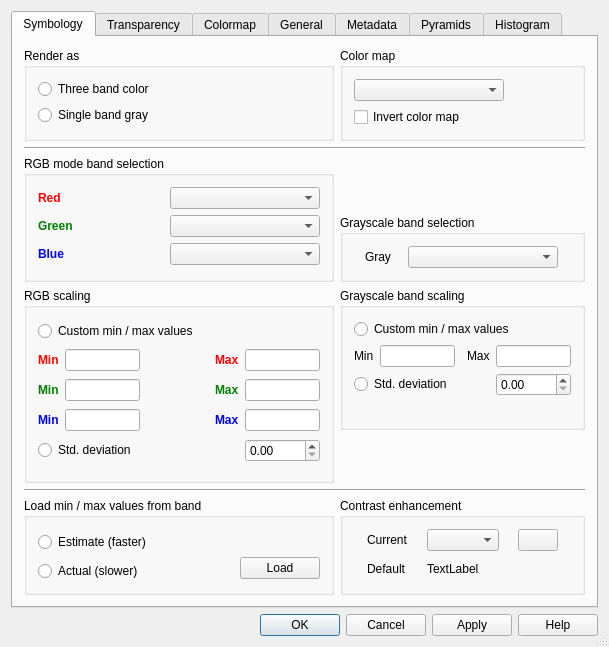
Old version of the form src/ui/qgsrasterlayerpropertiesbase.ui in the repository kadas-albireo/kadas-albireo.
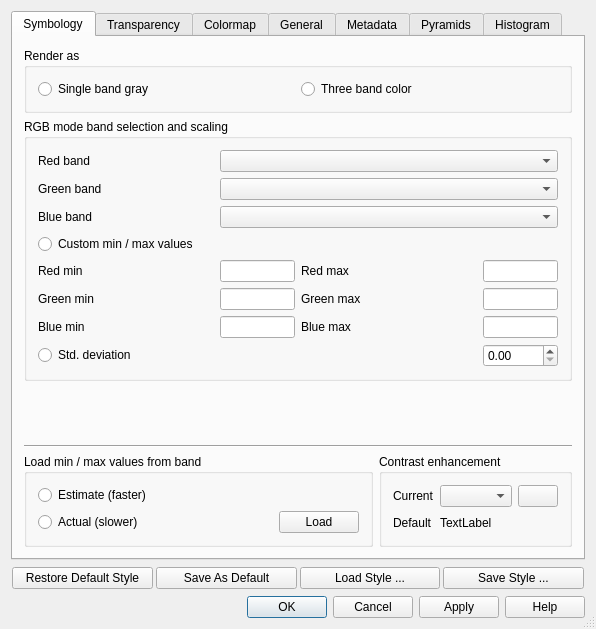
New version of the form. The open tabs and pages were chosen to show the change. Icons and pictures are not drawn.

Commit message: Further work on ui cleanups and useability:  - in unique value and graduated symbol dialogs, show symbol previews in classification lists  - tidy up for raster props dialog (PeteE I finally capitulated and used a stack widget)  - use a label instead of a textbrowser in detailed item widget

```diff
--- a/src/ui/qgsrasterlayerpropertiesbase.ui
+++ b/src/ui/qgsrasterlayerpropertiesbase.ui
@@ -5,8 +5,8 @@
    <rect>
     <x>0</x>
     <y>0</y>
-    <width>609</width>
-    <height>647</height>
+    <width>596</width>
+    <height>629</height>
    </rect>
   </property>
   <property name="windowTitle" >
@@ -32,130 +32,74 @@
        <string>Symbology</string>
       </attribute>
       <layout class="QGridLayout" >
-       <item row="0" column="0" >
+       <item row="0" column="0" colspan="2" >
         <widget class="QGroupBox" name="groupBox_3" >
          <property name="title" >
           <string>Render as</string>
          </property>
          <layout class="QGridLayout" >
           <item row="0" column="0" >
-           <widget class="QRadioButton" name="rbtnThreeBand" >
-            <property name="text" >
-             <string>Three band color</string>
-            </property>
-           </widget>
-          </item>
-          <item row="1" column="0" >
            <widget class="QRadioButton" name="rbtnSingleBand" >
             <property name="text" >
              <string>Single band gray</string>
             </property>
            </widget>
           </item>
-         </layout>
-        </widget>
-       </item>
        <item row="0" column="1" >
-        <widget class="QGroupBox" name="groupBox_5" >
-         <property name="title" >
-          <string>Color map</string>
-         </property>
-         <layout class="QVBoxLayout" >
-          <item>
-           <widget class="QComboBox" name="cboxColorMap" >
+           <widget class="QRadioButton" name="rbtnThreeBand" >
+            <property name="text" >
+             <string>Three band color</string>
+            </property>
+           </widget>
+          </item>
+         </layout>
+        </widget>
+       </item>
+       <item row="1" column="0" colspan="2" >
+        <widget class="QStackedWidget" name="stackedWidget" >
             <property name="sizePolicy" >
-             <sizepolicy vsizetype="Fixed" hsizetype="Fixed" >
+          <sizepolicy vsizetype="Minimum" hsizetype="Expanding" >
               <horstretch>0</horstretch>
               <verstretch>0</verstretch>
              </sizepolicy>
             </property>
-            <property name="minimumSize" >
-             <size>
-              <width>150</width>
-              <height>0</height>
-             </size>
-            </property>
-           </widget>
-          </item>
-          <item>
-           <widget class="QCheckBox" name="cboxInvertColorMap" >
-            <property name="text" >
-             <string>Invert color map</string>
-            </property>
-           </widget>
-          </item>
-         </layout>
-        </widget>
-       </item>
-       <item row="1" column="0" colspan="2" >
-        <widget class="Line" name="line_2" >
-         <property name="orientation" >
-          <enum>Qt::Horizontal</enum>
-         </property>
-        </widget>
-       </item>
-       <item rowspan="2" row="2" column="0" >
+         <property name="currentIndex" >
+          <number>1</number>
+         </property>
+         <widget class="QWidget" name="rgb" >
+          <layout class="QGridLayout" >
+           <property name="leftMargin" >
+            <number>0</number>
+           </property>
+           <property name="topMargin" >
+            <number>0</number>
+           </property>
+           <property name="rightMargin" >
+            <number>0</number>
+           </property>
+           <property name="bottomMargin" >
+            <number>0</number>
+           </property>
+           <item row="0" column="0" >
         <widget class="QGroupBox" name="grpRgbBands" >
          <property name="title" >
-          <string>RGB mode band selection</string>
+              <string>RGB mode band selection and scaling</string>
          </property>
          <layout class="QGridLayout" >
-          <item row="2" column="0" >
-           <widget class="QLabel" name="lblBlue" >
-            <property name="text" >
-             <string>&lt;b>&lt;font color='blue'>Blue&lt;/font>&lt;/b></string>
-            </property>
-            <property name="buddy" >
-             <cstring>cboBlue</cstring>
-            </property>
-           </widget>
-          </item>
-          <item row="1" column="0" >
-           <widget class="QLabel" name="lblGreen" >
-            <property name="text" >
-             <string>&lt;b>&lt;font color='green'>Green&lt;/font>&lt;/b></string>
-            </property>
-            <property name="buddy" >
-             <cstring>cboGreen</cstring>
-            </property>
-           </widget>
-          </item>
           <item row="0" column="0" >
            <widget class="QLabel" name="lblRed" >
             <property name="text" >
-             <string>&lt;b>&lt;font color='red'>Red&lt;/font>&lt;/b></string>
+                 <string>Red band</string>
             </property>
             <property name="buddy" >
              <cstring>cboRed</cstring>
             </property>
            </widget>
           </item>
-          <item row="2" column="1" >
-           <widget class="QComboBox" name="cboBlue" >
-            <property name="sizePolicy" >
-             <sizepolicy vsizetype="Fixed" hsizetype="Fixed" >
-              <horstretch>0</horstretch>
-              <verstretch>0</verstretch>
-             </sizepolicy>
-            </property>
-            <property name="minimumSize" >
-             <size>
-              <width>150</width>
-              <height>0</height>
-             </size>
-            </property>
-            <property name="baseSize" >
-             <size>
-              <width>100</width>
-              <height>0</height>
-             </size>
-            </property>
-           </widget>
-          </item>
-          <item row="0" column="1" >
+              <item row="0" column="1" colspan="3" >
            <widget class="QComboBox" name="cboRed" >
             <property name="sizePolicy" >
-             <sizepolicy vsizetype="Fixed" hsizetype="Fixed" >
+                 <sizepolicy vsizetype="Fixed" hsizetype="Expanding" >
               <horstretch>0</horstretch>
               <verstretch>0</verstretch>
              </sizepolicy>
@@ -174,10 +118,20 @@
             </property>
            </widget>
           </item>
-          <item row="1" column="1" >
+              <item row="1" column="0" >
+               <widget class="QLabel" name="lblGreen" >
+                <property name="text" >
+                 <string>Green band</string>
+                </property>
+                <property name="buddy" >
+                 <cstring>cboGreen</cstring>
+                </property>
+               </widget>
+              </item>
+              <item row="1" column="1" colspan="3" >
            <widget class="QComboBox" name="cboGreen" >
             <property name="sizePolicy" >
-             <sizepolicy vsizetype="Fixed" hsizetype="Fixed" >
+                 <sizepolicy vsizetype="Fixed" hsizetype="Expanding" >
               <horstretch>0</horstretch>
               <verstretch>0</verstretch>
              </sizepolicy>
@@ -196,51 +150,20 @@
             </property>
            </widget>
           </item>
-         </layout>
-        </widget>
-       </item>
-       <item row="2" column="1" >
-        <spacer>
-         <property name="orientation" >
-          <enum>Qt::Vertical</enum>
-         </property>
-         <property name="sizeHint" >
-          <size>
-           <width>20</width>
-           <height>40</height>
-          </size>
-         </property>
-        </spacer>
-       </item>
-       <item row="3" column="1" >
-        <widget class="QGroupBox" name="grpGrayBand" >
-         <property name="title" >
-          <string>Grayscale band selection</string>
-         </property>
-         <layout class="QGridLayout" >
-          <property name="horizontalSpacing" >
-           <number>6</number>
-          </property>
-          <property name="verticalSpacing" >
-           <number>6</number>
-          </property>
-          <item row="0" column="0" >
-           <widget class="QLabel" name="label" >
-            <property name="sizePolicy" >
-             <sizepolicy vsizetype="Fixed" hsizetype="Fixed" >
-              <horstretch>0</horstretch>
-              <verstretch>0</verstretch>
-             </sizepolicy>
-            </property>
+              <item row="2" column="0" >
+               <widget class="QLabel" name="lblBlue" >
             <property name="text" >
-             <string>Gray</string>
+                 <string>Blue band</string>
+                </property>
+                <property name="buddy" >
+                 <cstring>cboBlue</cstring>
             </property>
            </widget>
           </item>
-          <item row="0" column="1" >
-           <widget class="QComboBox" name="cboGray" >
+              <item row="2" column="1" colspan="3" >
+               <widget class="QComboBox" name="cboBlue" >
             <property name="sizePolicy" >
-             <sizepolicy vsizetype="Fixed" hsizetype="Fixed" >
+                 <sizepolicy vsizetype="Fixed" hsizetype="Expanding" >
               <horstretch>0</horstretch>
               <verstretch>0</verstretch>
              </sizepolicy>
@@ -251,119 +174,38 @@
               <height>0</height>
              </size>
             </property>
-           </widget>
-          </item>
-         </layout>
-        </widget>
-       </item>
-       <item rowspan="2" row="4" column="0" >
-        <widget class="QGroupBox" name="grpRgbScaling" >
-         <property name="title" >
-          <string>RGB scaling</string>
-         </property>
-         <layout class="QGridLayout" >
-          <item row="3" column="3" >
-           <widget class="QLabel" name="lblBlueMax" >
-            <property name="text" >
-             <string>&lt;b>&lt;font color='blue'>Max&lt;/font>&lt;/b></string>
-            </property>
-           </widget>
-          </item>
-          <item row="4" column="0" colspan="2" >
-           <widget class="QRadioButton" name="rbtnThreeBandStdDev" >
-            <property name="text" >
-             <string>Std. deviation</string>
-            </property>
-           </widget>
-          </item>
-          <item row="0" column="0" colspan="5" >
+                <property name="baseSize" >
+                 <size>
+                  <width>100</width>
+                  <height>0</height>
+                 </size>
+                </property>
+               </widget>
+              </item>
+              <item row="3" column="0" colspan="2" >
            <widget class="QRadioButton" name="rbtnThreeBandMinMax" >
             <property name="text" >
              <string>Custom min / max values</string>
             </property>
            </widget>
           </item>
-          <item row="2" column="4" >
-           <widget class="QLineEdit" name="leGreenMax" >
-            <property name="sizePolicy" >
-             <sizepolicy vsizetype="Fixed" hsizetype="Fixed" >
-              <horstretch>0</horstretch>
-              <verstretch>0</verstretch>
-             </sizepolicy>
-            </property>
-            <property name="maximumSize" >
-             <size>
-              <width>75</width>
-              <height>16777215</height>
-             </size>
-            </property>
-            <property name="baseSize" >
-             <size>
-              <width>0</width>
-              <height>0</height>
-             </size>
-            </property>
-            <property name="maxLength" >
-             <number>16</number>
-            </property>
-           </widget>
-          </item>
-          <item row="2" column="0" >
-           <widget class="QLabel" name="lblGreenMin" >
-            <property name="sizePolicy" >
-             <sizepolicy vsizetype="Fixed" hsizetype="Fixed" >
-              <horstretch>0</horstretch>
-              <verstretch>0</verstretch>
-             </sizepolicy>
-            </property>
-            <property name="text" >
-             <string>&lt;b>&lt;font color='green'>Min&lt;/font>&lt;/b></string>
-            </property>
-           </widget>
-          </item>
-          <item row="2" column="3" >
-           <widget class="QLabel" name="lblGreenMax" >
-            <property name="sizePolicy" >
-             <sizepolicy vsizetype="Fixed" hsizetype="Fixed" >
-              <horstretch>0</horstretch>
-              <verstretch>0</verstretch>
-             </sizepolicy>
-            </property>
-            <property name="text" >
-             <string>&lt;b>&lt;font color='green'>Max&lt;/font>&lt;/b></string>
-            </property>
-           </widget>
-          </item>
-          <item row="1" column="0" >
+              <item row="4" column="0" >
            <widget class="QLabel" name="lblRedMin" >
             <property name="sizePolicy" >
-             <sizepolicy vsizetype="Fixed" hsizetype="Fixed" >
+                 <sizepolicy vsizetype="Minimum" hsizetype="MinimumExpanding" >
               <horstretch>0</horstretch>
               <verstretch>0</verstretch>
              </sizepolicy>
             </property>
             <property name="text" >
-             <string>&lt;b>&lt;font color='red'>Min&lt;/font>&lt;/b></string>
+                 <string>Red min</string>
             </property>
            </widget>
           </item>
-          <item row="3" column="2" >
-           <spacer>
-            <property name="orientation" >
-             <enum>Qt::Horizontal</enum>
-            </property>
-            <property name="sizeHint" >
-             <size>
-              <width>21</width>
-              <height>20</height>
-             </size>
-            </property>
-           </spacer>
-          </item>
-          <item row="1" column="4" >
-           <widget class="QLineEdit" name="leRedMax" >
+              <item row="4" column="1" >
+               <widget class="QLineEdit" name="leRedMin" >
             <property name="sizePolicy" >
-             <sizepolicy vsizetype="Fixed" hsizetype="Fixed" >
+                 <sizepolicy vsizetype="Minimum" hsizetype="Expanding" >
               <horstretch>0</horstretch>
               <verstretch>0</verstretch>
              </sizepolicy>
@@ -385,40 +227,65 @@
             </property>
            </widget>
           </item>
-          <item row="1" column="3" >
+              <item row="4" column="2" >
            <widget class="QLabel" name="lblRedMax" >
             <property name="sizePolicy" >
-             <sizepolicy vsizetype="Fixed" hsizetype="Fixed" >
+                 <sizepolicy vsizetype="Minimum" hsizetype="MinimumExpanding" >
               <horstretch>0</horstretch>
               <verstretch>0</verstretch>
              </sizepolicy>
             </property>
             <property name="text" >
-             <string>&lt;b>&lt;font color='red'>Max&lt;/font>&lt;/b></string>
+                 <string>Red max</string>
             </property>
            </widget>
           </item>
-          <item row="2" column="2" >
-           <spacer>
-            <property name="orientation" >
-             <enum>Qt::Horizontal</enum>
-            </property>
-            <property name="sizeHint" >
+              <item row="4" column="3" >
+               <widget class="QLineEdit" name="leRedMax" >
+                <property name="sizePolicy" >
+                 <sizepolicy vsizetype="Minimum" hsizetype="Expanding" >
+                  <horstretch>0</horstretch>
+                  <verstretch>0</verstretch>
+                 </sizepolicy>
+                </property>
+                <property name="maximumSize" >
              <size>
-              <width>21</width>
-              <height>20</height>
-             </size>
-            </property>
-           </spacer>
-          </item>
-          <item row="3" column="4" >
-           <widget class="QLineEdit" name="leBlueMax" >
+                  <width>75</width>
+                  <height>16777215</height>
+                 </size>
+                </property>
+                <property name="baseSize" >
+                 <size>
+                  <width>0</width>
+                  <height>0</height>
+                 </size>
+                </property>
+                <property name="maxLength" >
+                 <number>16</number>
+                </property>
+               </widget>
+              </item>
+              <item row="5" column="0" >
+               <widget class="QLabel" name="lblGreenMin" >
             <property name="sizePolicy" >
-             <sizepolicy vsizetype="Fixed" hsizetype="Fixed" >
+                 <sizepolicy vsizetype="Minimum" hsizetype="MinimumExpanding" >
               <horstretch>0</horstretch>
               <verstretch>0</verstretch>
              </sizepolicy>
             </property>
+                <property name="text" >
+                 <string>Green min</string>
+                </property>
+               </widget>
+              </item>
+              <item row="5" column="1" >
+               <widget class="QLineEdit" name="leGreenMin" >
+                <property name="sizePolicy" >
+                 <sizepolicy vsizetype="Minimum" hsizetype="Expanding" >
+                  <horstretch>0</horstretch>
+                  <verstretch>0</verstretch>
+                 </sizepolicy>
+                </property>
             <property name="maximumSize" >
              <size>
               <width>75</width>
@@ -436,14 +303,27 @@
             </property>
            </widget>
           </item>
-          <item row="3" column="1" >
-           <widget class="QLineEdit" name="leBlueMin" >
+              <item row="5" column="2" >
+               <widget class="QLabel" name="lblGreenMax" >
             <property name="sizePolicy" >
-             <sizepolicy vsizetype="Fixed" hsizetype="Fixed" >
+                 <sizepolicy vsizetype="Minimum" hsizetype="MinimumExpanding" >
               <horstretch>0</horstretch>
               <verstretch>0</verstretch>
              </sizepolicy>
             </property>
+                <property name="text" >
+                 <string>Green max</string>
+                </property>
+               </widget>
+              </item>
+              <item row="5" column="3" >
+               <widget class="QLineEdit" name="leGreenMax" >
+                <property name="sizePolicy" >
+                 <sizepolicy vsizetype="Minimum" hsizetype="Expanding" >
+                  <horstretch>0</horstretch>
+                  <verstretch>0</verstretch>
+                 </sizepolicy>
+                </property>
             <property name="maximumSize" >
              <size>
               <width>75</width>
@@ -461,40 +341,65 @@
             </property>
            </widget>
           </item>
-          <item row="3" column="0" >
+              <item row="6" column="0" >
            <widget class="QLabel" name="lblBlueMin" >
             <property name="sizePolicy" >
-             <sizepolicy vsizetype="Fixed" hsizetype="Fixed" >
+                 <sizepolicy vsizetype="Minimum" hsizetype="MinimumExpanding" >
               <horstretch>0</horstretch>
               <verstretch>0</verstretch>
              </sizepolicy>
             </property>
             <property name="text" >
-             <string>&lt;b>&lt;font color='blue'>Min&lt;/font>&lt;/b></string>
+                 <string>Blue min</string>
             </property>
            </widget>
           </item>
-          <item row="1" column="2" >
-           <spacer>
-            <property name="orientation" >
-             <enum>Qt::Horizontal</enum>
-            </property>
-            <property name="sizeHint" >
+              <item row="6" column="1" >
+               <widget class="QLineEdit" name="leBlueMin" >
+                <property name="sizePolicy" >
+                 <sizepolicy vsizetype="Minimum" hsizetype="Expanding" >
+                  <horstretch>0</horstretch>
+                  <verstretch>0</verstretch>
+                 </sizepolicy>
+                </property>
+                <property name="maximumSize" >
              <size>
-              <width>21</width>
-              <height>20</height>
-             </size>
-            </property>
-           </spacer>
-          </item>
-          <item row="1" column="1" >
-           <widget class="QLineEdit" name="leRedMin" >
+                  <width>75</width>
+                  <height>16777215</height>
+                 </size>
+                </property>
+                <property name="baseSize" >
+                 <size>
+                  <width>0</width>
+                  <height>0</height>
+                 </size>
+                </property>
+                <property name="maxLength" >
+                 <number>16</number>
+                </property>
+               </widget>
+              </item>
+              <item row="6" column="2" >
+               <widget class="QLabel" name="lblBlueMax" >
             <property name="sizePolicy" >
-             <sizepolicy vsizetype="Fixed" hsizetype="Fixed" >
+                 <sizepolicy vsizetype="Minimum" hsizetype="MinimumExpanding" >
               <horstretch>0</horstretch>
               <verstretch>0</verstretch>
              </sizepolicy>
             </property>
+                <property name="text" >
+                 <string>Blue max</string>
+                </property>
+               </widget>
+              </item>
+              <item row="6" column="3" >
+               <widget class="QLineEdit" name="leBlueMax" >
+                <property name="sizePolicy" >
+                 <sizepolicy vsizetype="Minimum" hsizetype="Expanding" >
+                  <horstretch>0</horstretch>
+                  <verstretch>0</verstretch>
+                 </sizepolicy>
+                </property>
             <property name="maximumSize" >
              <size>
               <width>75</width>
@@ -512,20 +417,14 @@
             </property>
            </widget>
           </item>
-          <item row="4" column="2" colspan="2" >
-           <spacer>
-            <property name="orientation" >
-             <enum>Qt::Horizontal</enum>
-            </property>
-            <property name="sizeHint" >
-             <size>
-              <width>40</width>
-              <height>20</height>
-             </size>
-            </property>
-           </spacer>
-          </item>
-          <item row="4" column="4" >
+              <item row="7" column="0" colspan="2" >
+               <widget class="QRadioButton" name="rbtnThreeBandStdDev" >
+                <property name="text" >
+                 <string>Std. deviation</string>
+                </property>
+               </widget>
+              </item>
+              <item row="7" column="3" >
            <widget class="QDoubleSpinBox" name="sboxThreeBandStdDev" >
             <property name="maximum" >
              <double>10.000000000000000</double>
@@ -538,42 +437,33 @@
             </property>
            </widget>
           </item>
-          <item row="2" column="1" >
-           <widget class="QLineEdit" name="leGreenMin" >
-            <property name="sizePolicy" >
-             <sizepolicy vsizetype="Fixed" hsizetype="Fixed" >
-              <horstretch>0</horstretch>
-              <verstretch>0</verstretch>
-             </sizepolicy>
-            </property>
-            <property name="maximumSize" >
-             <size>
-              <width>75</width>
-              <height>16777215</height>
-             </size>
-            </property>
-            <property name="baseSize" >
-             <size>
-              <width>0</width>
-              <height>0</height>
-             </size>
-            </property>
-            <property name="maxLength" >
-             <number>16</number>
-            </property>
+             </layout>
            </widget>
           </item>
          </layout>
         </widget>
-       </item>
-       <item row="4" column="1" >
-        <widget class="QGroupBox" name="grpGrayScaling" >
+         <widget class="QWidget" name="gray" >
+          <layout class="QGridLayout" >
+           <property name="leftMargin" >
+            <number>0</number>
+           </property>
+           <property name="topMargin" >
+            <number>0</number>
+           </property>
+           <property name="rightMargin" >
+            <number>0</number>
+           </property>
+           <property name="bottomMargin" >
+            <number>0</number>
+           </property>
+           <item row="0" column="0" >
+            <widget class="QGroupBox" name="groupBox_5" >
          <property name="title" >
-          <string>Grayscale band scaling</string>
+              <string>Single band properties</string>
          </property>
          <layout class="QGridLayout" >
-          <item row="3" column="0" colspan="5" >
-           <widget class="QLabel" name="lblMinMaxEstimateWarning" >
+              <item row="0" column="0" >
+               <widget class="QLabel" name="label" >
             <property name="sizePolicy" >
              <sizepolicy vsizetype="Preferred" hsizetype="Expanding" >
               <horstretch>0</horstretch>
@@ -581,11 +471,83 @@
              </sizepolicy>
             </property>
             <property name="text" >
-             <string/>
+                 <string>Gray band</string>
             </property>
            </widget>
           </item>
-          <item row="1" column="1" >
+              <item row="0" column="1" colspan="6" >
+               <widget class="QComboBox" name="cboGray" >
+                <property name="sizePolicy" >
+                 <sizepolicy vsizetype="Fixed" hsizetype="Expanding" >
+                  <horstretch>0</horstretch>
+                  <verstretch>0</verstretch>
+                 </sizepolicy>
+                </property>
+                <property name="minimumSize" >
+                 <size>
+                  <width>150</width>
+                  <height>0</height>
+                 </size>
+                </property>
+               </widget>
+              </item>
+              <item row="1" column="0" >
+               <widget class="QLabel" name="label_5" >
+                <property name="text" >
+                 <string>Color map</string>
+                </property>
+               </widget>
+              </item>
+              <item row="1" column="1" colspan="6" >
+               <widget class="QComboBox" name="cboxColorMap" >
+                <property name="sizePolicy" >
+                 <sizepolicy vsizetype="Fixed" hsizetype="Expanding" >
+                  <horstretch>0</horstretch>
+                  <verstretch>0</verstretch>
+                 </sizepolicy>
+                </property>
+                <property name="minimumSize" >
+                 <size>
+                  <width>150</width>
+                  <height>0</height>
+                 </size>
+                </property>
+               </widget>
+              </item>
+              <item row="2" column="1" colspan="6" >
+               <widget class="QCheckBox" name="cboxInvertColorMap" >
+                <property name="sizePolicy" >
+                 <sizepolicy vsizetype="Fixed" hsizetype="Expanding" >
+                  <horstretch>0</horstretch>
+                  <verstretch>0</verstretch>
+                 </sizepolicy>
+                </property>
+                <property name="text" >
+                 <string>Invert color map</string>
+                </property>
+               </widget>
+              </item>
+              <item row="3" column="0" colspan="2" >
+               <widget class="QRadioButton" name="rbtnSingleBandMinMax" >
+                <property name="text" >
+                 <string>Custom min / max values</string>
+                </property>
+               </widget>
+              </item>
+              <item row="3" column="3" >
+               <widget class="QLabel" name="lblGrayMin" >
+                <property name="sizePolicy" >
+                 <sizepolicy vsizetype="Fixed" hsizetype="Fixed" >
+                  <horstretch>0</horstretch>
+                  <verstretch>0</verstretch>
+                 </sizepolicy>
+                </property>
+                <property name="text" >
+                 <string>Min</string>
+                </property>
+               </widget>
+              </item>
+              <item row="3" column="4" >
            <widget class="QLineEdit" name="leGrayMin" >
             <property name="sizePolicy" >
              <sizepolicy vsizetype="Fixed" hsizetype="Fixed" >
@@ -610,45 +572,7 @@
             </property>
            </widget>
           </item>
-          <item row="2" column="4" >
-           <widget class="QDoubleSpinBox" name="sboxSingleBandStdDev" >
-            <property name="maximum" >
-             <double>10.000000000000000</double>
-            </property>
-            <property name="singleStep" >
-             <double>0.100000000000000</double>
-            </property>
-            <property name="value" >
-             <double>0.000000000000000</double>
-            </property>
-           </widget>
-          </item>
-          <item row="1" column="4" >
-           <widget class="QLineEdit" name="leGrayMax" >
-            <property name="sizePolicy" >
-             <sizepolicy vsizetype="Fixed" hsizetype="Fixed" >
-              <horstretch>0</horstretch>
-              <verstretch>0</verstretch>
-             </sizepolicy>
-            </property>
-            <property name="maximumSize" >
-             <size>
-              <width>75</width>
-              <height>16777215</height>
-             </size>
-            </property>
-            <property name="baseSize" >
-             <size>
-              <width>0</width>
-              <height>0</height>
-             </size>
-            </property>
-            <property name="maxLength" >
-             <number>16</number>
-            </property>
-           </widget>
-          </item>
-          <item row="1" column="3" >
+              <item row="3" column="5" >
            <widget class="QLabel" name="lblGrayMax" >
             <property name="sizePolicy" >
              <sizepolicy vsizetype="Fixed" hsizetype="Fixed" >
@@ -661,48 +585,53 @@
             </property>
            </widget>
           </item>
-          <item row="1" column="2" >
-           <spacer>
-            <property name="orientation" >
-             <enum>Qt::Horizontal</enum>
-            </property>
-            <property name="sizeHint" >
+              <item row="3" column="6" >
+               <widget class="QLineEdit" name="leGrayMax" >
+                <property name="sizePolicy" >
+                 <sizepolicy vsizetype="Fixed" hsizetype="Fixed" >
+                  <horstretch>0</horstretch>
+                  <verstretch>0</verstretch>
+                 </sizepolicy>
+                </property>
+                <property name="maximumSize" >
              <size>
-              <width>21</width>
-              <height>20</height>
-             </size>
-            </property>
-           </spacer>
-          </item>
-          <item row="2" column="0" colspan="2" >
+                  <width>75</width>
+                  <height>16777215</height>
+                 </size>
+                </property>
+                <property name="baseSize" >
+                 <size>
+                  <width>0</width>
+                  <height>0</height>
+                 </size>
+                </property>
+                <property name="maxLength" >
+                 <number>16</number>
+                </property>
+               </widget>
+              </item>
+              <item row="4" column="0" colspan="3" >
            <widget class="QRadioButton" name="rbtnSingleBandStdDev" >
             <property name="text" >
-             <string>Std. deviation</string>
+                 <string>Use standard deviation</string>
             </property>
            </widget>
           </item>
-          <item row="0" column="0" colspan="5" >
-           <widget class="QRadioButton" name="rbtnSingleBandMinMax" >
-            <property name="text" >
-             <string>Custom min / max values</string>
-            </property>
-           </widget>
-          </item>
-          <item row="2" column="2" colspan="2" >
-           <spacer>
-            <property name="orientation" >
-             <enum>Qt::Horizontal</enum>
-            </property>
-            <property name="sizeHint" >
-             <size>
-              <width>40</width>
-              <height>20</height>
-             </size>
-            </property>
-           </spacer>
-          </item>
-          <item row="1" column="0" >
-           <widget class="QLabel" name="lblGrayMin" >
+              <item row="4" column="4" >
+               <widget class="QDoubleSpinBox" name="sboxSingleBandStdDev" >
+                <property name="maximum" >
+                 <double>10.000000000000000</double>
+                </property>
+                <property name="singleStep" >
+                 <double>0.100000000000000</double>
+                </property>
+                <property name="value" >
+                 <double>0.000000000000000</double>
+                </property>
+               </widget>
+              </item>
+              <item row="5" column="0" colspan="7" >
+               <widget class="QLabel" name="lblMinMaxEstimateWarning" >
             <property name="sizePolicy" >
              <sizepolicy vsizetype="Fixed" hsizetype="Fixed" >
               <horstretch>0</horstretch>
@@ -717,33 +646,24 @@
          </layout>
         </widget>
        </item>
-       <item row="5" column="1" >
-        <spacer>
-         <property name="orientation" >
-          <enum>Qt::Vertical</enum>
-         </property>
-         <property name="sizeHint" >
-          <size>
-           <width>20</width>
-           <height>40</height>
-          </size>
-         </property>
-        </spacer>
+          </layout>
+         </widget>
+        </widget>
        </item>
-       <item row="6" column="0" colspan="2" >
+       <item row="3" column="0" colspan="2" >
         <widget class="Line" name="line" >
          <property name="orientation" >
           <enum>Qt::Horizontal</enum>
          </property>
         </widget>
        </item>
-       <item row="7" column="0" >
+       <item row="4" column="0" >
         <widget class="QGroupBox" name="groupBox_2" >
          <property name="title" >
           <string>Load min / max values from band</string>
          </property>
          <layout class="QGridLayout" >
-          <item rowspan="2" row="0" column="0" >
+          <item row="0" column="0" >
            <widget class="QRadioButton" name="rbtnEstimateMinMax" >
             <property name="text" >
              <string>Estimate (faster)</string>
@@ -757,13 +677,20 @@
             </property>
             <property name="sizeHint" >
              <size>
-              <width>201</width>
+              <width>81</width>
               <height>20</height>
              </size>
             </property>
            </spacer>
           </item>
-          <item rowspan="2" row="1" column="1" >
+          <item row="1" column="0" >
+           <widget class="QRadioButton" name="rbtnActualMinMax" >
+            <property name="text" >
+             <string>Actual (slower)</string>
+            </property>
+           </widget>
+          </item>
+          <item row="1" column="1" >
            <spacer>
             <property name="orientation" >
              <enum>Qt::Horizontal</enum>
@@ -776,24 +703,17 @@
             </property>
            </spacer>
           </item>
-          <item rowspan="2" row="1" column="2" >
+          <item row="1" column="2" >
            <widget class="QPushButton" name="pbtnLoadMinMax" >
             <property name="text" >
              <string>Load</string>
             </property>
            </widget>
           </item>
-          <item row="2" column="0" >
-           <widget class="QRadioButton" name="rbtnActualMinMax" >
-            <property name="text" >
-             <string>Actual (slower)</string>
-            </property>
-           </widget>
-          </item>
          </layout>
         </widget>
        </item>
-       <item row="7" column="1" >
+       <item row="4" column="1" >
         <widget class="QGroupBox" name="groupBox_8" >
          <property name="title" >
           <string>Contrast enhancement</string>
@@ -870,6 +790,19 @@
          </layout>
         </widget>
        </item>
+       <item row="2" column="0" >
+        <spacer>
+         <property name="orientation" >
+          <enum>Qt::Vertical</enum>
+         </property>
+         <property name="sizeHint" >
+          <size>
+           <width>20</width>
+           <height>0</height>
+          </size>
+         </property>
+        </spacer>
+       </item>
       </layout>
      </widget>
      <widget class="QWidget" name="tabPageTransparency" >
@@ -2067,6 +2000,53 @@
     </widget>
    </item>
    <item row="1" column="0" >
+    <layout class="QHBoxLayout" >
+     <property name="spacing" >
+      <number>3</number>
+     </property>
+     <property name="leftMargin" >
+      <number>1</number>
+     </property>
+     <property name="topMargin" >
+      <number>1</number>
+     </property>
+     <property name="rightMargin" >
+      <number>1</number>
+     </property>
+     <property name="bottomMargin" >
+      <number>1</number>
+     </property>
+     <item>
+      <widget class="QPushButton" name="pbnLoadDefaultStyle" >
+       <property name="text" >
+        <string>Restore Default Style</string>
+       </property>
+      </widget>
+     </item>
+     <item>
+      <widget class="QPushButton" name="pbnSaveDefaultStyle" >
+       <property name="text" >
+        <string>Save As Default</string>
+       </property>
+      </widget>
+     </item>
+     <item>
+      <widget class="QPushButton" name="pbnLoadStyle" >
+       <property name="text" >
+        <string>Load Style ...</string>
+       </property>
+      </widget>
+     </item>
+     <item>
+      <widget class="QPushButton" name="pbnSaveStyleAs" >
+       <property name="text" >
+        <string>Save Style ...</string>
+       </property>
+      </widget>
+     </item>
+    </layout>
+   </item>
+   <item row="2" column="0" >
     <widget class="QDialogButtonBox" name="buttonBox" >
      <property name="orientation" >
       <enum>Qt::Horizontal</enum>
```
Left out of the diff: 8 changed lines with no effect on the pictures. Lines whose indentation alone changed are shown as unchanged. The commit also changes 11 other files.
